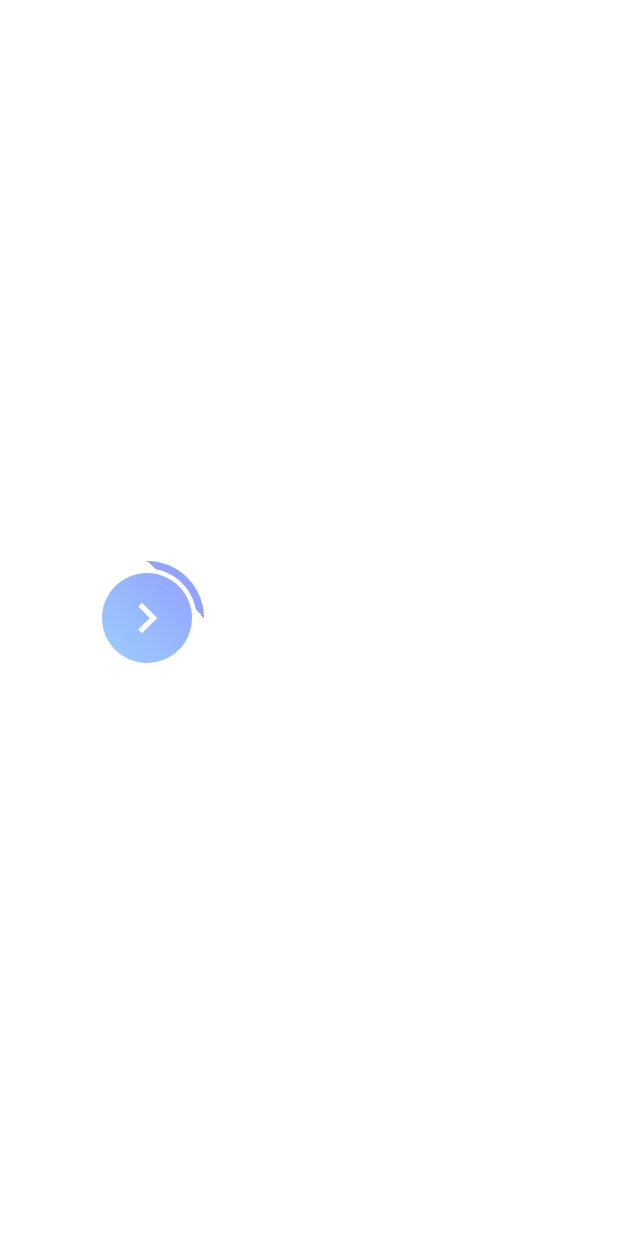
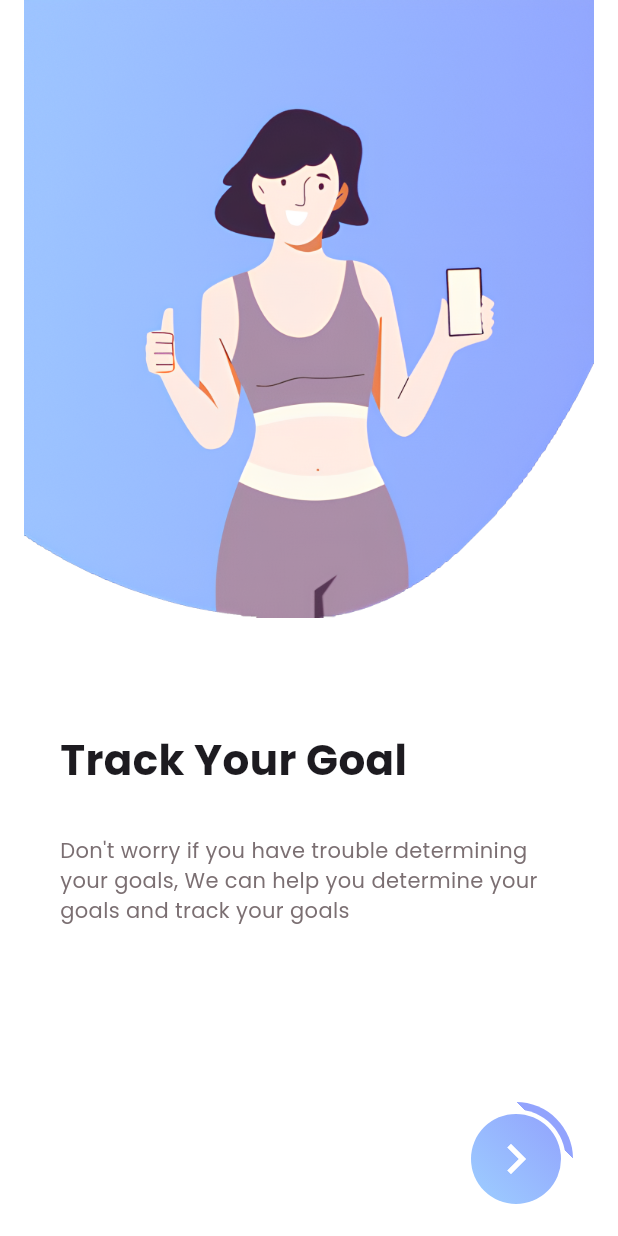
Before and after one commit to mmkocak/fitnesx_flutter, a Flutter app: the screen it shows after launch, on a phone screen of 412 x 824 dp. Run offline on Flutter 3.47's test engine with Material 3 defaults, Android fonts, the phone set to English and light mode, and no system bars.

Commit message:
onboarding one ekranı bitti

```diff
--- a/lib/feature/screen/onboarding/onboarding_one_page.dart
+++ b/lib/feature/screen/onboarding/onboarding_one_page.dart
@@ -1,3 +1,5 @@
+import 'package:fitnesx_flutter/feature/screen/onboarding/onboarding_two_page.dart';
+import 'package:fitnesx_flutter/feature/utils/theme/colors.dart';
 import 'package:fitnesx_flutter/feature/utils/widgets/custom_gradiant_fab.dart';
 import 'package:flutter/material.dart';
 
@@ -9,22 +11,50 @@ class OnboardingOnePage extends StatefulWidget {
 }
 
 class _OnboardingOnePageState extends State<OnboardingOnePage> {
+  static const String anaResim = "assets/images/oboarding1.png";
   @override
   Widget build(BuildContext context) {
     return Scaffold(
-      body: Padding(
-        padding: const EdgeInsets.symmetric(horizontal: 60),
-        child: Column(
-          mainAxisAlignment: MainAxisAlignment.center,
-          crossAxisAlignment: CrossAxisAlignment.center,
-          children: [
-            CustomGradiantFab(
-              pageIndex: 1,
-              icon: Icons.arrow_back_ios,
-              onPressed: (){},
+      body: Column(
+        crossAxisAlignment: CrossAxisAlignment.start,
+        children: [
+          Image(
+            width: MediaQuery.sizeOf(context).width / 1,
+            height: MediaQuery.sizeOf(context).height / 2,
+            image: const AssetImage(anaResim),
+          ),
+          SizedBox(height: MediaQuery.sizeOf(context).height / 11),
+          const Padding(
+            padding:  EdgeInsets.only(left: 40, right: 40),
+            child: Text(
+              "Track Your Goal",
+              style: TextStyle(
+                  fontFamily: "Poppins",
+                  fontSize: 28,
+                  fontWeight: FontWeight.bold),
             ),
-          ],
-        ),
+          ),
+          const  Padding(
+            padding:  EdgeInsets.only(left: 40, right: 40, top: 30),
+            child: Text(
+              "Don't worry if you have trouble determining your goals, We can help you determine your goals and track your goals",
+              style: TextStyle(fontFamily: "Poppins", color: AppColors.gray_1, fontStyle: FontStyle.normal),
+            ),
+          ),
+           SizedBox(height: MediaQuery.sizeOf(context).height / 7,),
+          Row(
+            mainAxisAlignment: MainAxisAlignment.end,
+           children: [
+            Padding(
+              padding: const EdgeInsets.only(right: 30),
+              child: CustomGradiantFab(onPressed: (){
+                Navigator.pushReplacement(context, MaterialPageRoute(builder: (context)=> const OnboardingTwoPage()));
+              }, icon: Icons.arrow_back, pageIndex: 1),
+            )
+           ],
+          )
+        ],
+
       ),
     );
   }
--- /dev/null
+++ b/lib/feature/screen/onboarding/onboarding_two_page.dart
@@ -0,0 +1,17 @@
+import 'package:flutter/material.dart';
+
+class OnboardingTwoPage extends StatefulWidget {
+  const OnboardingTwoPage({ Key? key }) : super(key: key);
+
+  @override
+  _OnboardingTwoPageState createState() => _OnboardingTwoPageState();
+}
+
+class _OnboardingTwoPageState extends State<OnboardingTwoPage> {
+  @override
+  Widget build(BuildContext context) {
+    return Scaffold(
+
+    );
+  }
+}
--- a/lib/feature/utils/widgets/custom_gradiant_fab.dart
+++ b/lib/feature/utils/widgets/custom_gradiant_fab.dart
@@ -5,7 +5,7 @@ class CustomGradiantFab extends StatefulWidget {
   final VoidCallback onPressed;
   final IconData icon;
   final int pageIndex;
-  const CustomGradiantFab(
+   CustomGradiantFab(
       {Key? key, required this.onPressed, required this.icon, required this.pageIndex})
       : super(key: key);
 
--- a/pubspec.yaml
+++ b/pubspec.yaml
@@ -28,9 +28,9 @@ flutter:
 
   uses-material-design: true
 
-  # assets:
-  #   - images/a_dot_burr.jpeg
-  #   - images/a_dot_ham.jpeg
+  assets:
+    - assets/images/
+
 
   # YAZI FONTU
   fonts:
```
Also changed, not shown: assets/images/oboarding1.png (added).
